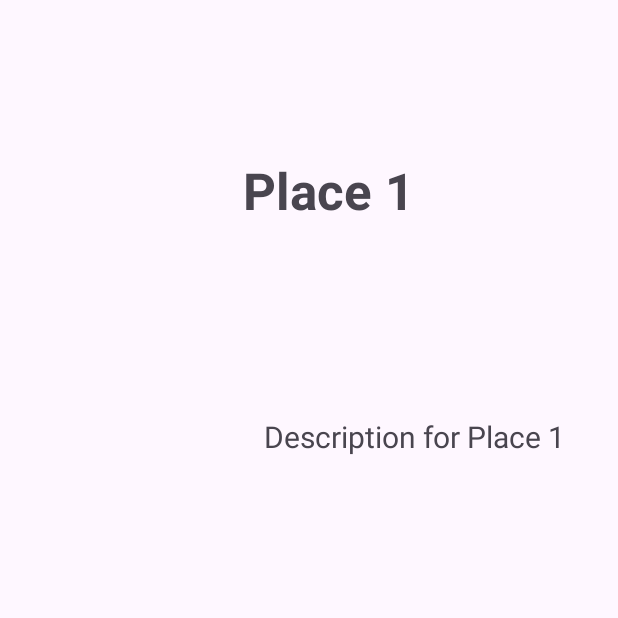
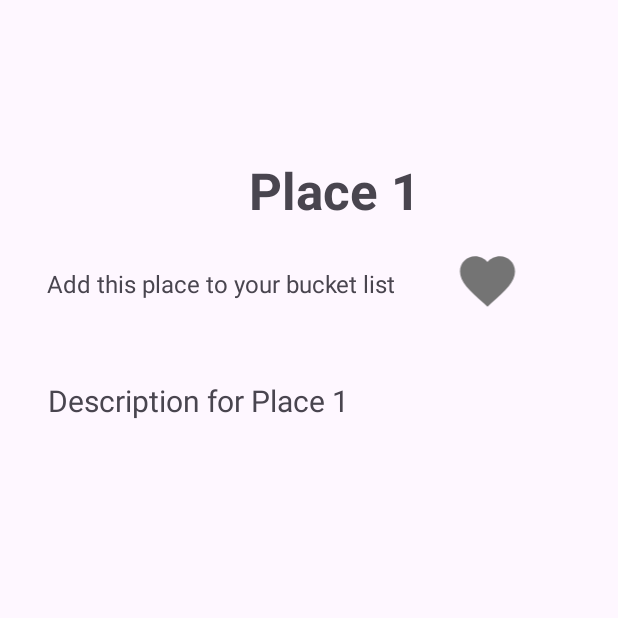
Before and after one commit to Bhuvan588/Tourism-App, an Android app: the fragment SavedFragment placed in its activity, after a tap on "SEE DETAILS", on a phone screen of 412 x 824 dp, the top half of it. Run offline under Robolectric (Android 15) with nearby library versions, the light colour scheme and no system bars; our stand-ins replace Firebase (no records; nobody signed in at launch, a user with empty details on screens opened directly).

Commit message:
Added FireStore to Saved Places :)

```diff
--- a/app/src/main/java/com/example/mad_final/PlaceDetailsActivity.java
+++ b/app/src/main/java/com/example/mad_final/PlaceDetailsActivity.java
@@ -1,17 +1,44 @@
-package com.example.mad_final;
+package  com.example.mad_final;
 
 import android.content.Intent;
 import android.os.Bundle;
+import android.util.Log;
+import android.view.View;
+import android.widget.ImageView;
 import android.widget.TextView;
+import android.widget.Toast;
 
+
+import androidx.annotation.NonNull;
 import androidx.appcompat.app.AppCompatActivity;
 
+import com.google.android.gms.tasks.OnFailureListener;
+import com.google.android.gms.tasks.OnSuccessListener;
+import com.google.firebase.auth.FirebaseAuth;
+import com.google.firebase.firestore.DocumentReference;
+import com.google.firebase.firestore.FirebaseFirestore;
+
+import java.text.DateFormat;
+import java.text.SimpleDateFormat;
+import java.util.Date;
+import java.util.HashMap;
+import java.util.Map;
+
 public class PlaceDetailsActivity extends AppCompatActivity {
+
+    private boolean isBookmarked = false;
+    private ImageView bookmarkIcon;
+
+    private FirebaseAuth mAuth;
+    private FirebaseFirestore db;
 
     @Override
     protected void onCreate(Bundle savedInstanceState) {
         super.onCreate(savedInstanceState);
         setContentView(R.layout.activity_place_details);
+
+        mAuth = FirebaseAuth.getInstance();
+        db = FirebaseFirestore.getInstance();
 
         // Retrieve data from the intent
         Intent intent = getIntent();
@@ -24,5 +51,60 @@ public class PlaceDetailsActivity extends AppCompatActivity {
 
         nameTextView.setText(placeName);
         descriptionTextView.setText(placeDescription);
+
+        // Set up bookmark icon
+        bookmarkIcon = findViewById(R.id.bookmark_icon);
+        updateBookmarkIcon();
+
+        // Set click listener for the bookmark icon
+        bookmarkIcon.setOnClickListener(new View.OnClickListener() {
+            @Override
+            public void onClick(View view) {
+                // Toggle bookmark state
+                isBookmarked = !isBookmarked;
+
+                // Update the bookmark icon
+                updateBookmarkIcon();
+
+
+                if (isBookmarked) {
+                    savePlaceToFirestore(placeName);
+                }
+            }
+        });
+    }
+
+    private void updateBookmarkIcon() {
+        bookmarkIcon.setImageResource(
+                isBookmarked ? R.drawable.fav_orange : R.drawable.fav_grey
+        );
+    }
+
+    private void savePlaceToFirestore(String placeName) {
+        String userId = mAuth.getCurrentUser().getUid();
+
+        DateFormat dateFormat = new SimpleDateFormat("yyyy-MM-dd HH:mm:ss");
+        String bookmarkDateTime = dateFormat.format(new Date());
+
+        Map<String, Object> bookmarkData = new HashMap<>();
+        bookmarkData.put("placeName", placeName);
+        bookmarkData.put("bookmarkDateTime", bookmarkDateTime);
+
+        db.collection("users").document(userId)
+                .collection("bookmarks")
+                .add(bookmarkData)
+                .addOnSuccessListener(new OnSuccessListener<DocumentReference>() {
+                    @Override
+                    public void onSuccess(DocumentReference documentReference) {
+                        Toast.makeText(PlaceDetailsActivity.this, "Place bookmarked!", Toast.LENGTH_SHORT).show();
+                    }
+                })
+                .addOnFailureListener(new OnFailureListener() {
+                    @Override
+                    public void onFailure(@NonNull Exception e) {
+                        Toast.makeText(PlaceDetailsActivity.this, "Error: " + e.getMessage(), Toast.LENGTH_SHORT).show();
+                        Log.e("Firestore", "Error adding document", e);
+                    }
+                });
     }
 }
--- a/app/src/main/java/com/example/mad_final/SavedFragment.java
+++ b/app/src/main/java/com/example/mad_final/SavedFragment.java
@@ -1,64 +1,83 @@
 package com.example.mad_final;
 
 import android.os.Bundle;
-
-import androidx.fragment.app.Fragment;
-
 import android.view.LayoutInflater;
 import android.view.View;
 import android.view.ViewGroup;
+import android.widget.LinearLayout;
+import android.widget.TextView;
 
-/**
- * A simple {@link Fragment} subclass.
- * Use the {@link SavedFragment#newInstance} factory method to
- * create an instance of this fragment.
- */
+import androidx.annotation.NonNull;
+import androidx.annotation.Nullable;
+import androidx.fragment.app.Fragment;
+
+import com.google.android.gms.tasks.OnCompleteListener;
+import com.google.android.gms.tasks.Task;
+import com.google.firebase.auth.FirebaseAuth;
+import com.google.firebase.firestore.CollectionReference;
+import com.google.firebase.firestore.DocumentReference;
+import com.google.firebase.firestore.FirebaseFirestore;
+import com.google.firebase.firestore.QueryDocumentSnapshot;
+import com.google.firebase.firestore.QuerySnapshot;
+
+import java.util.Objects;
+
 public class SavedFragment extends Fragment {
 
-    // TODO: Rename parameter arguments, choose names that match
-    // the fragment initialization parameters, e.g. ARG_ITEM_NUMBER
-    private static final String ARG_PARAM1 = "param1";
-    private static final String ARG_PARAM2 = "param2";
-
-    // TODO: Rename and change types of parameters
-    private String mParam1;
-    private String mParam2;
+    private FirebaseAuth mAuth;
+    private FirebaseFirestore db;
 
     public SavedFragment() {
         // Required empty public constructor
     }
 
-    /**
-     * Use this factory method to create a new instance of
-     * this fragment using the provided parameters.
-     *
-     * @param param1 Parameter 1.
-     * @param param2 Parameter 2.
-     * @return A new instance of fragment SavedFragment.
-     */
-    // TODO: Rename and change types and number of parameters
-    public static SavedFragment newInstance(String param1, String param2) {
-        SavedFragment fragment = new SavedFragment();
-        Bundle args = new Bundle();
-        args.putString(ARG_PARAM1, param1);
-        args.putString(ARG_PARAM2, param2);
-        fragment.setArguments(args);
-        return fragment;
-    }
-
     @Override
-    public void onCreate(Bundle savedInstanceState) {
+    public void onCreate(@Nullable Bundle savedInstanceState) {
         super.onCreate(savedInstanceState);
-        if (getArguments() != null) {
-            mParam1 = getArguments().getString(ARG_PARAM1);
-            mParam2 = getArguments().getString(ARG_PARAM2);
-        }
+        mAuth = FirebaseAuth.getInstance();
+        db = FirebaseFirestore.getInstance();
     }
 
     @Override
     public View onCreateView(LayoutInflater inflater, ViewGroup container,
                              Bundle savedInstanceState) {
-        // Inflate the layout for this fragment
-        return inflater.inflate(R.layout.fragment_saved, container, false);
+        View view = inflater.inflate(R.layout.fragment_saved, container, false);
+        LinearLayout savedItemsLayout = view.findViewById(R.id.saved_items_layout);
+
+        // Retrieve saved items from Firestore
+        retrieveSavedItems(savedItemsLayout);
+
+        return view;
+    }
+
+    private void retrieveSavedItems(LinearLayout savedItemsLayout) {
+        String userId = mAuth.getCurrentUser().getUid();
+
+        db.collection("users").document(userId)
+                .collection("bookmarks")
+                .get()
+                .addOnCompleteListener(new OnCompleteListener<QuerySnapshot>() {
+                    @Override
+                    public void onComplete(@NonNull Task<QuerySnapshot> task) {
+                        if (task.isSuccessful()) {
+                            for (QueryDocumentSnapshot document : Objects.requireNonNull(task.getResult())) {
+                                String placeName = document.getString("placeName");
+                                String bookmarkDateTime = document.getString("bookmarkDateTime");
+
+                                if (placeName != null && bookmarkDateTime != null) {
+                                    View savedItemView = getLayoutInflater().inflate(R.layout.fragment_saved_item, savedItemsLayout, false);
+
+                                    TextView nameTextView = savedItemView.findViewById(R.id.saved_item_name);
+                                    TextView datetimeTextView = savedItemView.findViewById(R.id.saved_item_datetime);
+
+                                    nameTextView.setText(placeName);
+                                    datetimeTextView.setText(bookmarkDateTime);
+
+                                    savedItemsLayout.addView(savedItemView);
+                                }
+                            }
+                        }
+                    }
+                });
     }
 }
--- /dev/null
+++ b/app/src/main/res/drawable/fav_grey.xml
@@ -0,0 +1,5 @@
+<vector android:height="24dp" android:tint="#747474"
+    android:viewportHeight="24" android:viewportWidth="24"
+    android:width="24dp" xmlns:android="http://schemas.android.com/apk/res/android">
+    <path android:fillColor="@android:color/white" android:pathData="M12,21.35l-1.45,-1.32C5.4,15.36 2,12.28 2,8.5 2,5.42 4.42,3 7.5,3c1.74,0 3.41,0.81 4.5,2.09C13.09,3.81 14.76,3 16.5,3 19.58,3 22,5.42 22,8.5c0,3.78 -3.4,6.86 -8.55,11.54L12,21.35z"/>
+</vector>
--- /dev/null
+++ b/app/src/main/res/drawable/fav_orange.xml
@@ -0,0 +1,5 @@
+<vector android:height="24dp" android:tint="#CE882E"
+    android:viewportHeight="24" android:viewportWidth="24"
+    android:width="24dp" xmlns:android="http://schemas.android.com/apk/res/android">
+    <path android:fillColor="@android:color/white" android:pathData="M12,21.35l-1.45,-1.32C5.4,15.36 2,12.28 2,8.5 2,5.42 4.42,3 7.5,3c1.74,0 3.41,0.81 4.5,2.09C13.09,3.81 14.76,3 16.5,3 19.58,3 22,5.42 22,8.5c0,3.78 -3.4,6.86 -8.55,11.54L12,21.35z"/>
+</vector>
--- a/app/src/main/res/layout/activity_place_details.xml
+++ b/app/src/main/res/layout/activity_place_details.xml
@@ -11,7 +11,7 @@
         android:layout_width="wrap_content"
         android:layout_height="wrap_content"
         android:layout_marginTop="104dp"
-        android:layout_marginEnd="136dp"
+        android:layout_marginEnd="132dp"
         android:text="TextView"
         android:textSize="34sp"
         android:textStyle="bold"
@@ -22,11 +22,33 @@
         android:id="@+id/place_details_description"
         android:layout_width="wrap_content"
         android:layout_height="wrap_content"
-        android:layout_marginStart="176dp"
-        android:layout_marginTop="128dp"
+        android:layout_marginStart="32dp"
+        android:layout_marginTop="104dp"
         android:gravity="center"
         android:text="TextView"
         android:textSize="20sp"
         app:layout_constraintStart_toStartOf="parent"
         app:layout_constraintTop_toBottomOf="@+id/place_details_name" />
+
+    <TextView
+        android:id="@+id/textView13"
+        android:layout_width="wrap_content"
+        android:layout_height="wrap_content"
+        android:layout_marginStart="31dp"
+        android:layout_marginTop="178dp"
+        android:text="Add this place to your bucket list"
+        android:textSize="16sp"
+        app:layout_constraintStart_toStartOf="parent"
+        app:layout_constraintTop_toTopOf="parent" />
+
+    <ImageView
+        android:id="@+id/bookmark_icon"
+        android:layout_width="47dp"
+        android:layout_height="44dp"
+        android:layout_marginStart="37dp"
+        android:layout_marginTop="165dp"
+        app:layout_constraintStart_toEndOf="@+id/textView13"
+        app:layout_constraintTop_toTopOf="parent"
+        app:srcCompat="@drawable/fav_grey" />
+
 </androidx.constraintlayout.widget.ConstraintLayout>
```
Also changed, not shown: app/build.gradle.kts (+11 -0 lines), app/src/main/res/drawable/line.xml (added, +8 -0 lines), app/src/main/res/layout/fragment_home.xml (+22 -2 lines), app/src/main/res/layout/fragment_saved.xml (+19 -9 lines), app/src/main/res/layout/fragment_saved_item.xml (added, +25 -0 lines), app/src/main/res/layout/place_card_layout.xml (+6 -5 lines).
